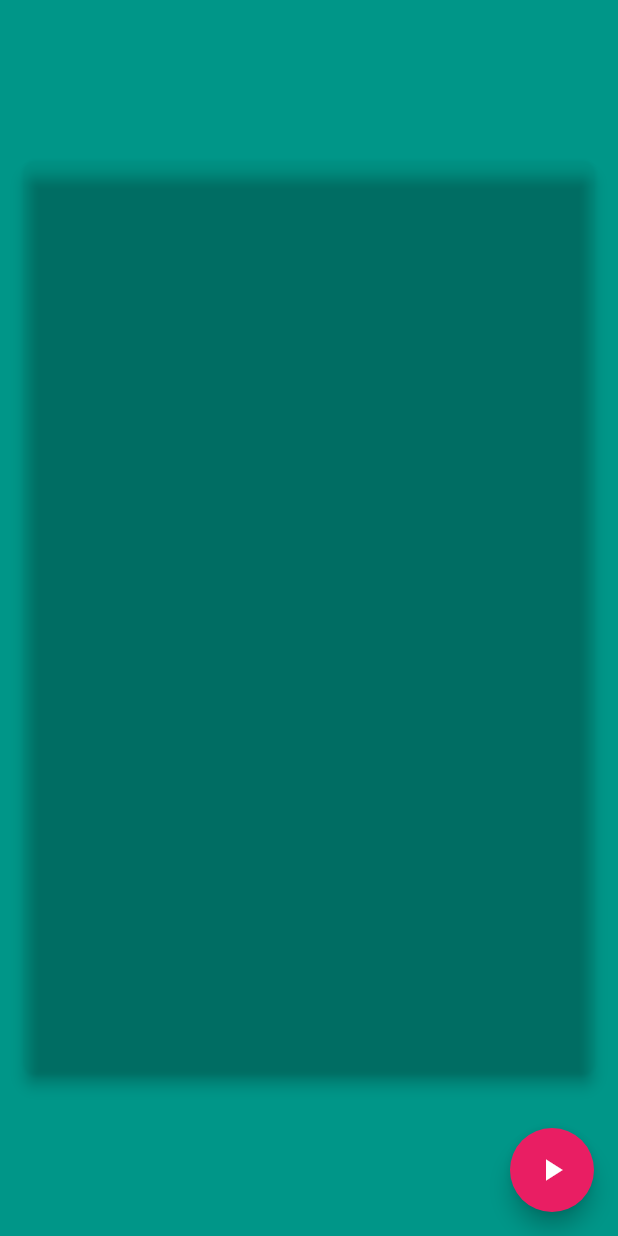
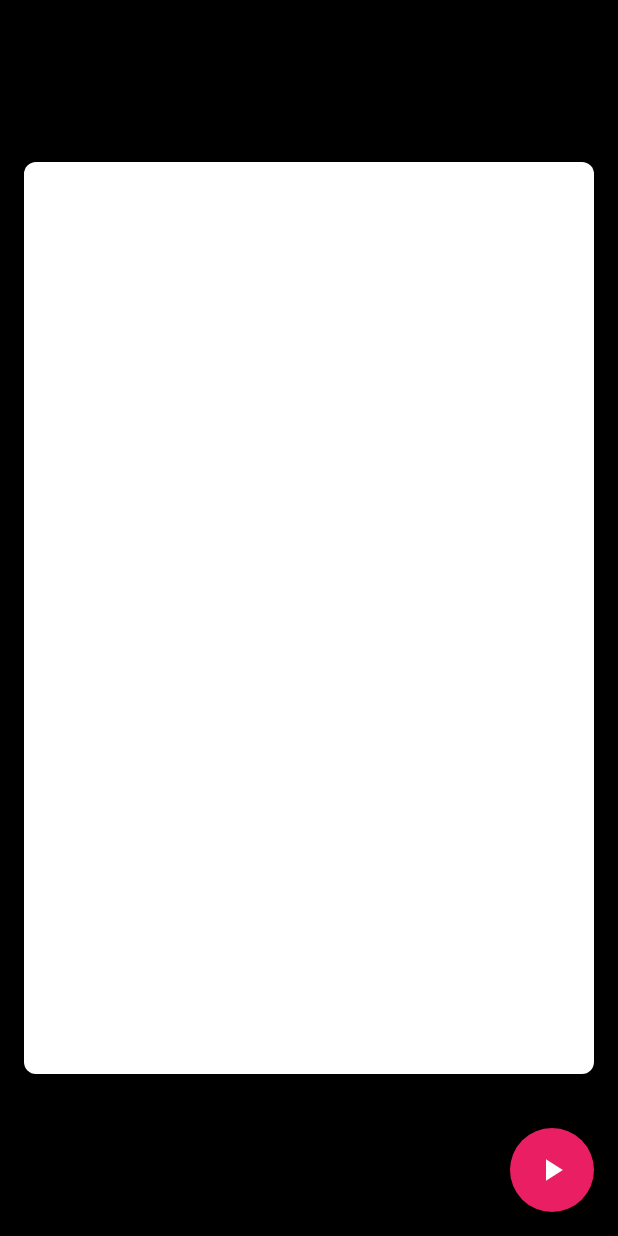
Before and after one commit to maheshwaran-p/icon-animation, a Flutter app: the screen it shows after launch, on a phone screen of 412 x 824 dp. Run offline on Flutter 3.47's test engine with Material 2 defaults, Android fonts, the phone set to English and light mode, and no system bars.

Commit message:
first commit

```diff
--- a/lib/main.dart
+++ b/lib/main.dart
@@ -65,14 +65,14 @@ class _MyHomePageState extends State<MyHomePage> with TickerProviderStateMixin {
   @override
   Widget build(BuildContext context) {
     return Scaffold(
-      backgroundColor: Colors.teal,
+      backgroundColor: Colors.black,
 //      appBar: AppBar(
 //        title: Text(widget.title),
 //      ),
       body: Center(
         child: Card(
-          color: Colors.transparent,
-          elevation: 4,
+          color: Colors.white,
+          elevation: 3,
           shape: RoundedRectangleBorder(borderRadius: BorderRadius.circular(8)),
           margin: EdgeInsets.all(16.0),
           child: Padding(
@@ -83,7 +83,7 @@ class _MyHomePageState extends State<MyHomePage> with TickerProviderStateMixin {
                 ScaleTransition(
                   scale: _pulseAnimation,
                   child: Container(
-                    // color: Colors.white,
+                    //  color: Colors.white,
                     height: 500,
                     width: 380,
                     child: Icon(
--- a/pubspec.yaml
+++ b/pubspec.yaml
@@ -33,7 +33,7 @@ dependencies:
   flutter_chess_board: ^0.9.4
   flutter_html_view: ^0.5.12
   html2md: ^0.3.1
-  badges: ^2.0.1
+
   # html2md: ^0.3.1
 
 dev_dependencies:
```
Also changed, not shown: pubspec.lock.
